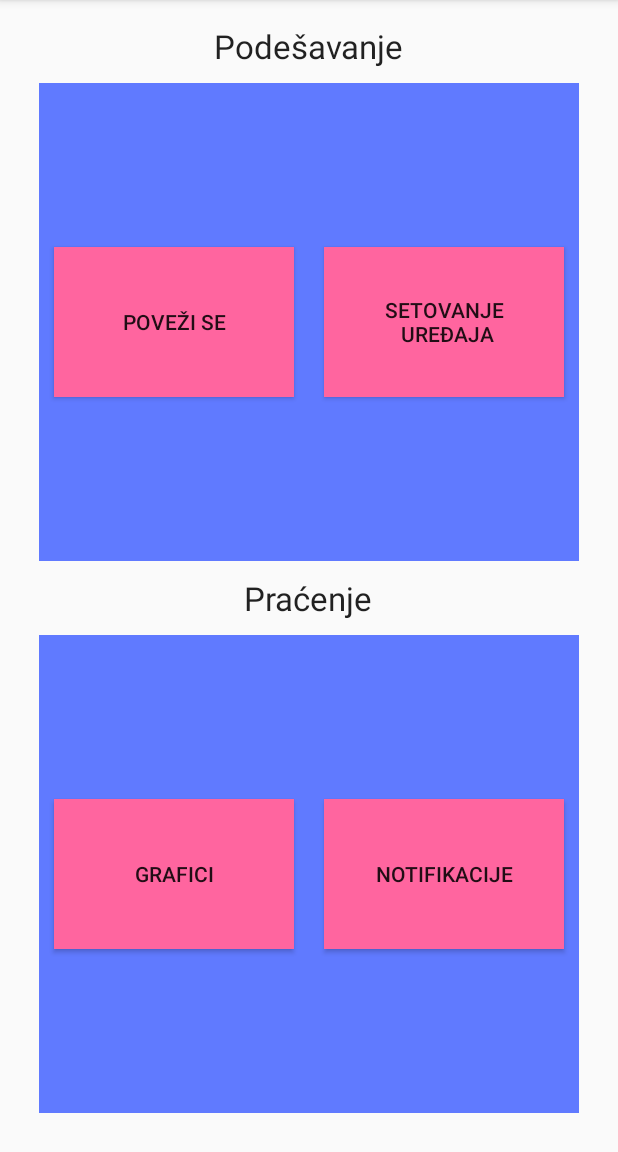
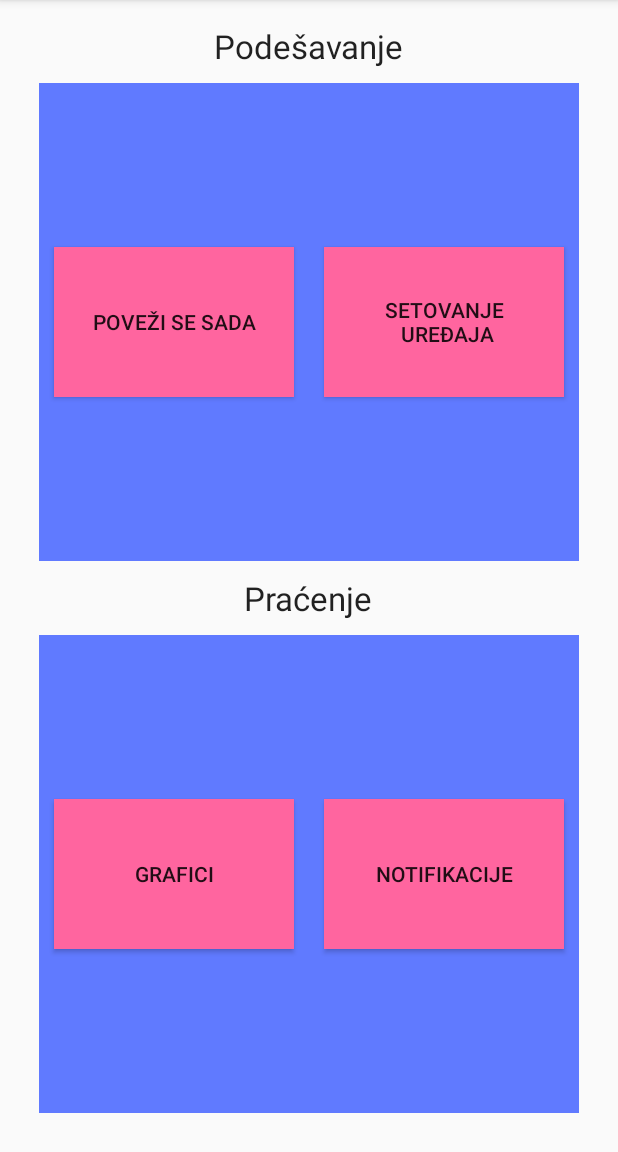
Before and after one commit to nemanjamil/Dizb, an Android app: the screen it shows after launch (MainActivity), on a phone screen of 412 x 824 dp, the part 84-1236 px from its top. Run offline under Robolectric (Android 15) with nearby library versions, the phone set to English and light mode, and no system bars.

Commit message:
pocetno menjanje strings.xml

```diff
--- a/app/src/main/res/values/strings.xml
+++ b/app/src/main/res/values/strings.xml
@@ -4,7 +4,7 @@
     <string name="action_settings">Settings</string>
     <string name="settings_str">Podešavanje</string>
     <string name="readings_str">Praćenje</string>
-    <string name="connect_str">Poveži se</string>
+    <string name="connect_str">Poveži se sada</string>
     <string name="setdevice_str">Setovanje\n uređaja</string>
     <string name="graphs_str">Grafici</string>
     <string name="notifications_str">Notifikacije</string>
--- a/build.gradle
+++ b/build.gradle
@@ -5,7 +5,7 @@ buildscript {
         jcenter()
     }
     dependencies {
-        classpath 'com.android.tools.build:gradle:1.1.0'
+        classpath 'com.android.tools.build:gradle:1.5.0'
 
         // NOTE: Do not place your application dependencies here; they belong
         // in the individual module build.gradle files
```
Also changed, not shown: 2 other files.
